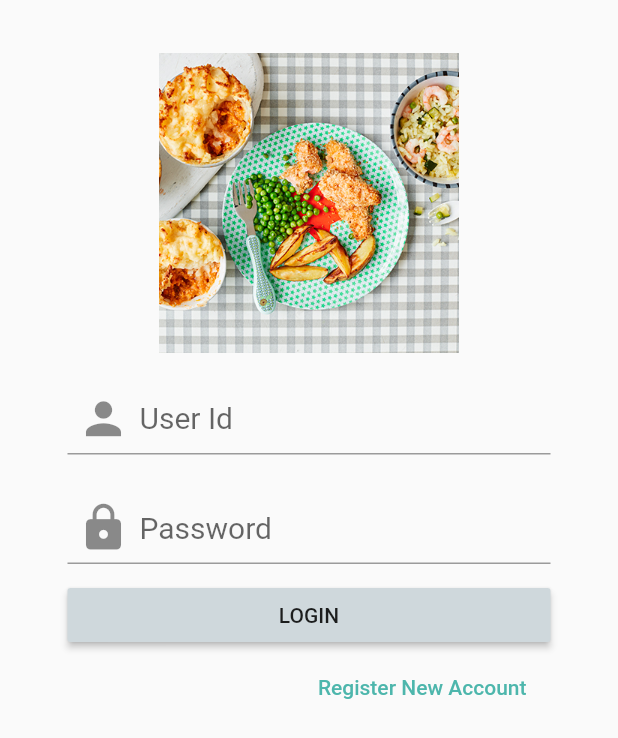
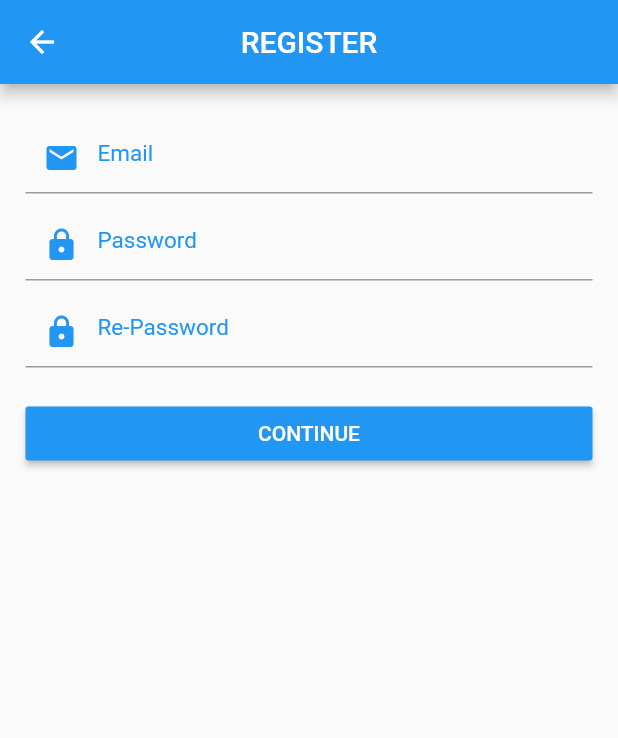
Before and after one commit to somjukss/flutter_assignment, a Flutter app: the screen it shows after launch, after a tap on "Register New Account", on a phone screen of 412 x 824 dp. Shown: the top 738 px of the screen. Run offline on Flutter 3.47's test engine with Material 2 defaults, Android fonts, the phone set to English and light mode, and no system bars.

Commit message:
create anthor ui

```diff
--- a/lib/main.dart
+++ b/lib/main.dart
@@ -1,4 +1,6 @@
 import 'package:flutter/material.dart';
+import 'package:flutter_assignment/ui/home_page.dart';
+import 'package:flutter_assignment/ui/new_register.dart';
 import './ui/login_UI.dart';
 
 void main() => runApp(MyApp());
@@ -12,6 +14,8 @@ class MyApp extends StatelessWidget {
       initialRoute: "/",
       routes: {
         "/": (context) => HomeLog(),
+        "/regis": (context) => NewRegis(),
+        "/home": (context) => HomePage(),
       },
     );
   }
--- /dev/null
+++ b/lib/ui/home_page.dart
@@ -0,0 +1,94 @@
+import 'package:flutter/material.dart';
+import './login_UI.dart';
+
+class HomePage extends StatefulWidget {
+  @override
+  State<StatefulWidget> createState() {
+    // TODO: implement createState
+    return HomePageState();
+  }
+}
+
+class HomePageState extends State<StatefulWidget> {
+  int _currentIndex = 0;
+  final List<Widget> _children = [
+    Text("Home",
+        style: TextStyle(
+            fontSize: 50, color: Colors.grey, fontWeight: FontWeight.bold)),
+    Text("Notify",
+        style: TextStyle(
+            fontSize: 50, color: Colors.grey, fontWeight: FontWeight.bold)),
+    Text("Map",
+        style: TextStyle(
+            fontSize: 50, color: Colors.grey, fontWeight: FontWeight.bold)),
+    Text("Profile",
+        style: TextStyle(
+            fontSize: 50, color: Colors.grey, fontWeight: FontWeight.bold)),
+    Text("Setup",
+        style: TextStyle(
+            fontSize: 50, color: Colors.grey, fontWeight: FontWeight.bold)),
+  ];
+  @override
+  Widget build(BuildContext context) {
+    return MaterialApp(
+      home: DefaultTabController(
+        length: 10,
+        child: Scaffold(
+          appBar: AppBar(
+            centerTitle: true ,
+            title: Text("Home",),
+          ),
+          body: Center(
+            child: _children[_currentIndex],
+          ),
+          bottomNavigationBar: Theme(
+            data: Theme.of(context).copyWith(
+                canvasColor: Colors.blue,
+                primaryColor: Colors.white,
+                textTheme: Theme.of(context)
+                    .textTheme
+                    .copyWith(caption: TextStyle(color: Colors.blueGrey[100]))),
+            child: BottomNavigationBar(
+              type: BottomNavigationBarType.fixed,
+              onTap: onTabTapped,
+              currentIndex: _currentIndex,
+              items: [
+                BottomNavigationBarItem(
+                    icon: Icon(Icons.dashboard),
+                    title: Container(
+                      height: 0,
+                    )),
+                BottomNavigationBarItem(
+                    icon: Icon(Icons.notifications),
+                    title: Container(
+                      height: 0,
+                    )),
+                BottomNavigationBarItem(
+                    icon: Icon(Icons.explore),
+                    title: Container(
+                      height: 0,
+                    )),
+                BottomNavigationBarItem(
+                    icon: Icon(Icons.person),
+                    title: Container(
+                      height: 0,
+                    )),
+                BottomNavigationBarItem(
+                    icon: Icon(Icons.settings),
+                    title: Container(
+                      height: 0,
+                    )),
+              ],
+            ),
+          ),
+        ),
+      ),
+    );
+  }
+
+  void onTabTapped(int value) {
+    setState(() {
+      _currentIndex = value;
+    });
+  }
+}
--- a/lib/ui/login_UI.dart
+++ b/lib/ui/login_UI.dart
@@ -1,4 +1,6 @@
 import 'package:flutter/material.dart';
+import 'package:flutter_assignment/ui/home_page.dart';
+import './new_register.dart';
 
 class HomeLog extends StatefulWidget {
   @override
@@ -9,13 +11,15 @@ class HomeLog extends StatefulWidget {
 }
 
 class HomeLogState extends State<StatefulWidget> {
+  final user = TextEditingController();
+  final pass = TextEditingController();
+  final _scaffoldkey = GlobalKey<ScaffoldState>();
   @override
   Widget build(BuildContext context) {
     // TODO: implement build
     return Scaffold(
-      body:
-
-      Padding(
+      key: _scaffoldkey,
+      body: Padding(
         padding: const EdgeInsets.symmetric(horizontal: 45),
         child: Center(
             child: ListView(
@@ -30,29 +34,49 @@ class HomeLogState extends State<StatefulWidget> {
             Padding(
               padding: const EdgeInsets.only(bottom: 25),
               child: TextFormField(
-                style: TextStyle(
-                  fontSize: 20,
-                  color: Colors.black
+                controller: user,
+                style: TextStyle(fontSize: 20, color: Colors.black),
+                decoration: InputDecoration(
+                  hintText: "User Id",
+                  prefixIcon: Icon(
+                    Icons.person,
+                    size: 35,
+                  ),
                 ),
-                decoration: InputDecoration(
-                    hintText: "User Id", prefixIcon: Icon(Icons.person,size: 35,),),
               ),
             ),
             TextFormField(
-              style: TextStyle(
-                fontSize: 20,
-                color: Colors.black
-              ),
+              controller: pass,
+              style: TextStyle(fontSize: 20, color: Colors.black),
               obscureText: true,
               decoration: InputDecoration(
-                  hintText: "Password", prefixIcon: Icon(Icons.lock,size: 35,)),
+                  hintText: "Password",
+                  prefixIcon: Icon(
+                    Icons.lock,
+                    size: 35,
+                  )),
             ),
             Padding(
               padding: const EdgeInsets.only(top: 10),
               child: RaisedButton(
                 color: Colors.blueGrey[100],
                 child: Text("LOGIN"),
-                onPressed: () {},
+                onPressed: () {
+                  if (user.text.isEmpty || pass.text.isEmpty) {
+                    final snackbar = SnackBar(
+                      content: Text("กรุณาระบุ user or password"),
+                    );
+                    _scaffoldkey.currentState.showSnackBar(snackbar);
+                  } else if (user.text == 'admin' && pass.text == 'admin'){
+                    final snackbar = SnackBar(
+                      content: Text("user or password ไม่ถูกต้อง"),
+                    );
+                    _scaffoldkey.currentState.showSnackBar(snackbar);
+                  } else {
+                    Navigator.push(context,
+                      MaterialPageRoute(builder: (context) => HomePage()));
+                  }
+                },
               ),
             ),
             Align(
@@ -60,7 +84,10 @@ class HomeLogState extends State<StatefulWidget> {
               child: FlatButton(
                 child: Text("Register New Account"),
                 textColor: Colors.teal[300],
-                onPressed: () {},
+                onPressed: () {
+                  Navigator.push(context,
+                      MaterialPageRoute(builder: (context) => NewRegis()));
+                },
               ),
             ),
           ],
--- /dev/null
+++ b/lib/ui/new_register.dart
@@ -0,0 +1,95 @@
+import 'package:flutter/material.dart';
+import './login_UI.dart';
+
+class NewRegis extends StatefulWidget {
+  @override
+  State<StatefulWidget> createState() {
+    // TODO: implement createState
+    return NewRegisState();
+  }
+}
+
+class NewRegisState extends State<StatefulWidget> {
+  final email = TextEditingController();
+  final pass = TextEditingController();
+  final re_pass = TextEditingController();
+  final _scaffoldkey = GlobalKey<ScaffoldState>();
+  @override
+  Widget build(BuildContext context) {
+    // TODO: implement build
+    return Scaffold(
+      key: _scaffoldkey,
+      appBar: AppBar(centerTitle: true, title: Text('REGISTER')),
+      body: Padding(
+        padding: const EdgeInsets.only(top: 25, left: 17, right: 17),
+        child: Center(
+          child: ListView(
+            children: <Widget>[
+              Padding(
+                padding: const EdgeInsets.only(bottom: 10),
+                child: TextFormField(
+                  controller: email,
+                  style: TextStyle(color: Colors.blue,fontSize: 15),
+                  decoration: InputDecoration(
+                      hintText: 'Email', prefixIcon: Icon(Icons.email,color: Colors.blue,)
+                      ,hintStyle: TextStyle(color: Colors.blue,fontSize: 15)),
+                ),
+              ),
+              Padding(
+                padding: const EdgeInsets.only(bottom: 10),
+                child: TextFormField(
+                  controller: pass,
+                  style: TextStyle(color: Colors.blue,fontSize: 15),
+                  obscureText: true,
+                  decoration: InputDecoration(
+                      hintText: 'Password',
+                      prefixIcon: Icon(
+                        Icons.lock,
+                        color: Colors.blue,
+                      ),
+                      hintStyle: TextStyle(color: Colors.blue,fontSize: 15)),
+                ),
+              ),
+              Padding(
+                padding: const EdgeInsets.only(bottom: 20),
+                child: TextFormField(
+                  controller: re_pass,
+                  style: TextStyle(color: Colors.blue,fontSize: 15),
+                  obscureText: true,
+                  decoration: InputDecoration(
+                      hintText: 'Re-Password',
+                      prefixIcon: Icon(
+                        Icons.lock,
+                        color: Colors.blue,
+                      ),
+                      hintStyle: TextStyle(color: Colors.blue,fontSize: 15)),
+                ),
+              ),
+              RaisedButton(
+                color: Colors.blue,
+                textColor: Colors.white,
+                child: Text("CONTINUE"),
+                onPressed: () {
+                  if (email.text.isEmpty || pass.text.isEmpty || re_pass.text.isEmpty) {
+                    final snackbar = SnackBar(
+                      content: Text("กรุณาระบุข้อมูลให้ครบถ้วน"),
+                    );
+                    _scaffoldkey.currentState.showSnackBar(snackbar);
+                  } else if(email.text == 'admin'){
+                    final snackbar = SnackBar(
+                      content: Text("user นี้มีอยู่ในระบบแล้ว"),
+                    );
+                    _scaffoldkey.currentState.showSnackBar(snackbar);
+                  }
+                  else {
+                     Navigator.push(context, MaterialPageRoute(builder: (context) => HomeLog()));
+                  }
+                },
+              )
+            ],
+          ),
+        ),
+      ),
+    );
+  }
+}
```
